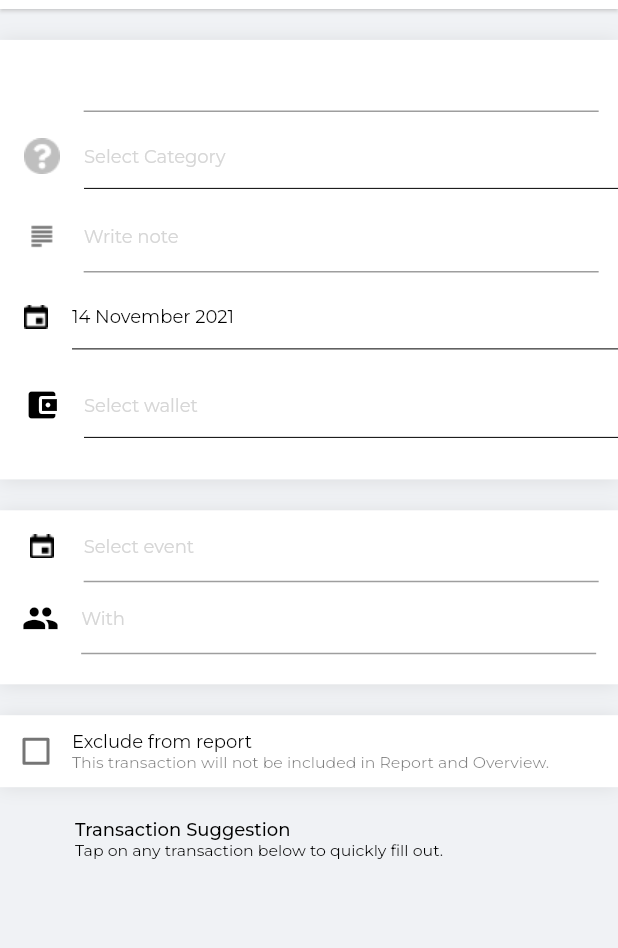
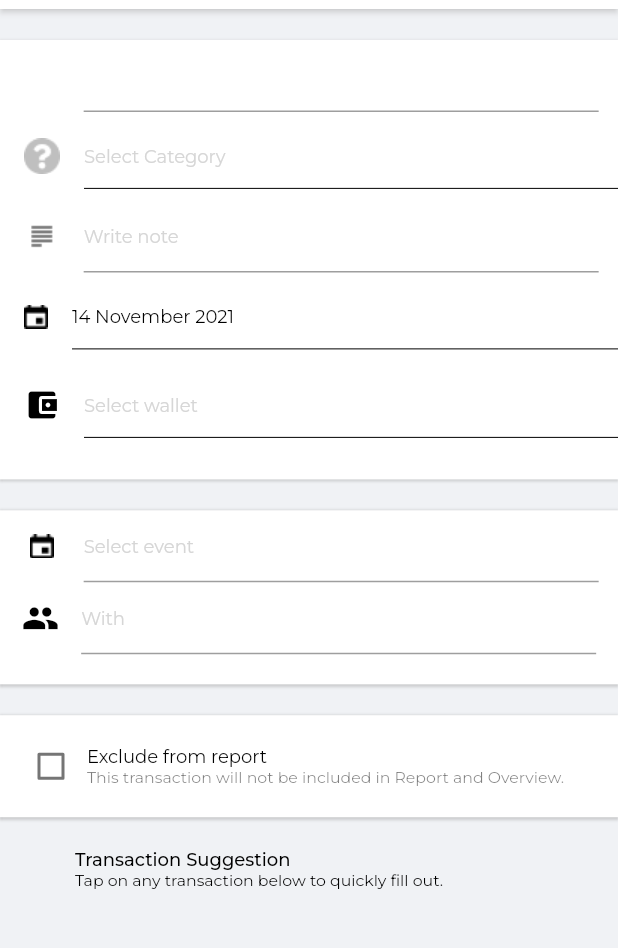
Before and after one commit to princ3od/Keepital, a Flutter app: the AddTransactionScreen screen opened by its route, on a phone screen of 412 x 824 dp, the part 75-1023 px from its top. Run offline on Flutter 3.47's test engine with Material 2 defaults, Android fonts, the phone set to English and light mode, and no system bars; our stand-ins replace animated_text_kit, cloud_firestore, firebase_auth, firebase_core, flutter_spinkit, flutter_svg and 8 more; missing offline and left inert: currency_picker; accounts and stored records are empty; statements that could not run were skipped.

Commit message:
[GlobalWidget]: add SectionPanel

```diff
--- a/lib/app/core/theme/app_theme.dart
+++ b/lib/app/core/theme/app_theme.dart
@@ -94,7 +94,7 @@ class AppTheme {
         fontSize: 18,
         fontWeight: FontWeight.w600,
       ),
-      elevation: 1,
+      elevation: 1.5,
     ),
     elevatedButtonTheme: _elevatedButtonThemeData,
     textButtonTheme: _secondaryButtonThemeData,
@@ -149,7 +149,7 @@ class AppTheme {
         fontSize: 18,
         fontWeight: FontWeight.w600,
       ),
-      elevation: 1,
+      elevation: 1.5,
     ),
     elevatedButtonTheme: _elevatedButtonThemeData,
     textButtonTheme: _secondaryButtonThemeData,
--- /dev/null
+++ b/lib/app/global_widgets/section_panel.dart
@@ -0,0 +1,27 @@
+import 'package:flutter/material.dart';
+import 'package:keepital/app/core/values/app_colors.dart';
+
+class SectionPanel extends StatelessWidget {
+  const SectionPanel({Key? key, this.padding = const EdgeInsets.all(10.0), required this.child}) : super(key: key);
+  final EdgeInsets padding;
+  final Widget child;
+
+  @override
+  Widget build(BuildContext context) {
+    return Container(
+      padding: padding,
+      decoration: BoxDecoration(
+        color: AppColors.backgroundColor,
+        boxShadow: [
+          BoxShadow(
+            color: Colors.grey.withOpacity(0.5),
+            spreadRadius: 0.8,
+            blurRadius: 0.8,
+            offset: Offset(0, 0.8),
+          ),
+        ],
+      ),
+      child: child,
+    );
+  }
+}
--- a/lib/app/modules/add_transaction/screens/add_transaction_screen.dart
+++ b/lib/app/modules/add_transaction/screens/add_transaction_screen.dart
@@ -8,6 +8,7 @@ import 'package:intl/intl.dart';
 import 'package:keepital/app/core/values/app_colors.dart';
 import 'package:keepital/app/core/values/asset_strings.dart';
 import 'package:keepital/app/data/services/data_service.dart';
+import 'package:keepital/app/global_widgets/section_panel.dart';
 import 'package:keepital/app/modules/add_transaction/add_transaction_controller.dart';
 import 'package:keepital/app/global_widgets/clickable_list_item.dart';
 import 'package:keepital/app/modules/home/widgets/wallet_item.dart';
@@ -55,20 +56,8 @@ class AddTransactionScreen extends StatelessWidget {
           crossAxisAlignment: CrossAxisAlignment.start,
           children: [
             SizedBox(height: MediaQuery.of(context).size.width * 0.05),
-            Container(
+            SectionPanel(
               padding: EdgeInsets.only(bottom: 20),
-              alignment: Alignment.center,
-              decoration: BoxDecoration(
-                color: Colors.white,
-                boxShadow: [
-                  BoxShadow(
-                    color: Colors.grey.withOpacity(0.25),
-                    spreadRadius: 0,
-                    blurRadius: 10,
-                    offset: Offset(0, 0.8), // changes position of shadow
-                  ),
-                ],
-              ),
               child: Column(mainAxisAlignment: MainAxisAlignment.spaceEvenly, children: [
                 Row(
                   mainAxisAlignment: MainAxisAlignment.spaceEvenly,
@@ -143,20 +132,8 @@ class AddTransactionScreen extends StatelessWidget {
               ]),
             ),
             SizedBox(height: MediaQuery.of(context).size.width * 0.05),
-            Container(
+            SectionPanel(
               padding: EdgeInsets.only(bottom: 20),
-              alignment: Alignment.center,
-              decoration: BoxDecoration(
-                color: Colors.white,
-                boxShadow: [
-                  BoxShadow(
-                    color: Colors.grey.withOpacity(0.25),
-                    spreadRadius: 0,
-                    blurRadius: 10,
-                    offset: Offset(0, 0.8), // changes position of shadow
-                  ),
-                ],
-              ),
               child: Column(
                 children: [
                   Row(
@@ -198,19 +175,7 @@ class AddTransactionScreen extends StatelessWidget {
               ),
             ),
             SizedBox(height: MediaQuery.of(context).size.width * 0.05),
-            Container(
-              alignment: Alignment.center,
-              decoration: BoxDecoration(
-                color: Colors.white,
-                boxShadow: [
-                  BoxShadow(
-                    color: Colors.grey.withOpacity(0.25),
-                    spreadRadius: 0,
-                    blurRadius: 10,
-                    offset: Offset(0, 0.8), // changes position of shadow
-                  ),
-                ],
-              ),
+            SectionPanel(
               child: Column(
                 crossAxisAlignment: CrossAxisAlignment.center,
                 children: [
```
